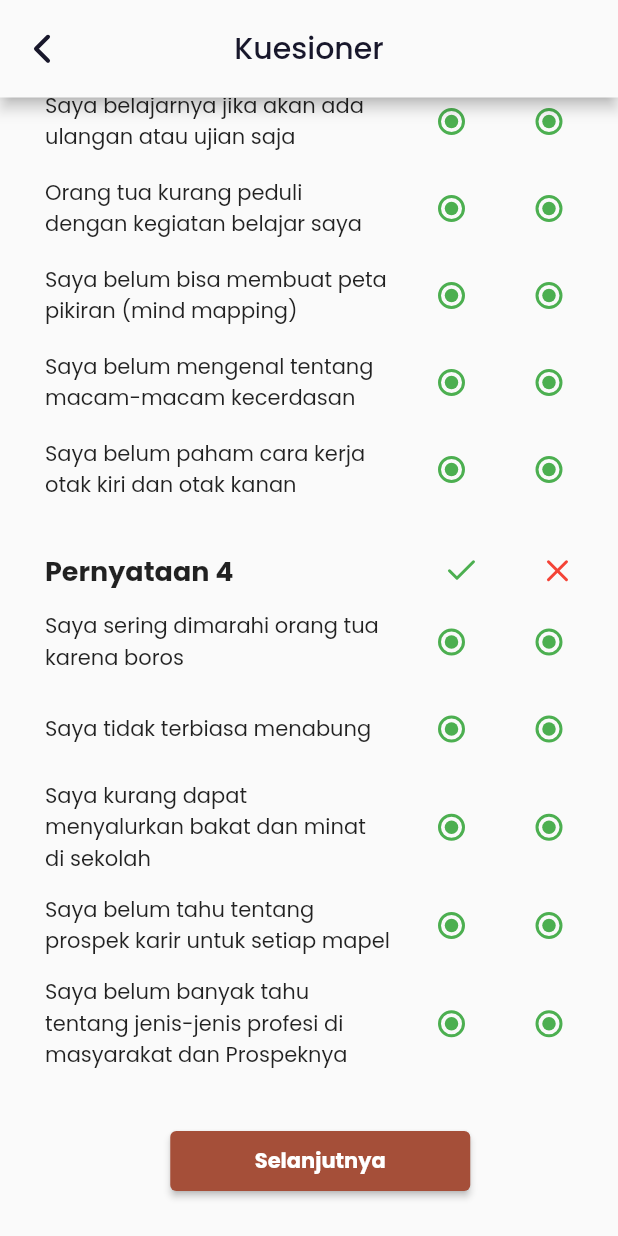
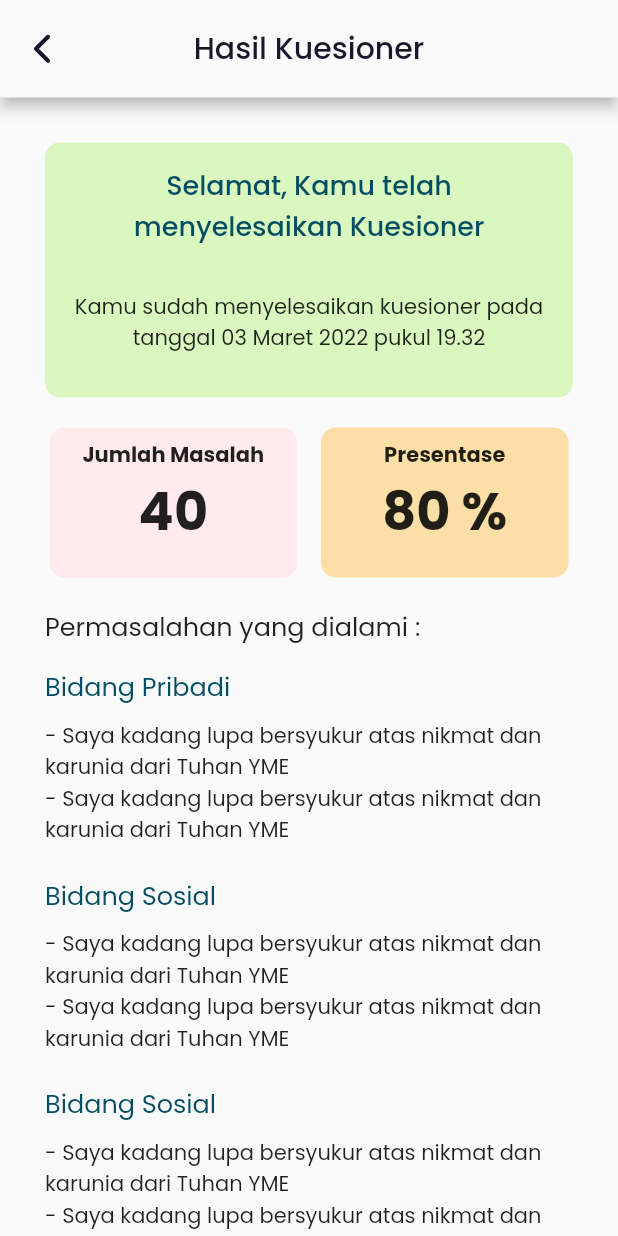
Before and after one commit to vikaatntr/konselingku, a Flutter app: the KuesionerView screen opened by its route, scrolled down 2845 dp, after a tap on "Selanjutnya", on a phone screen of 412 x 824 dp. Run offline on Flutter 3.47's test engine with Material 2 defaults, Android fonts, the phone set to English and light mode, and no system bars; our stand-ins replace cloud_firestore, firebase_auth, firebase_core, flutter_vector_icons, get, google_fonts; accounts and stored records are empty.

Commit message:
tambah page hasil kuesioner

```diff
--- a/lib/app/constant/colors.dart
+++ b/lib/app/constant/colors.dart
@@ -8,8 +8,11 @@ class AppColors {
   static const blue = Color(0xFF3961B2);
   static const red = Color(0XFFFF0000);
   static const yellow = Color(0XFFFDE698);
+  static const kYellow = Color(0XFFFBDFA6);
   static const kBlue = Color(0XFFBEE7FD);
+  static const darkBlue = Color(0XFF034E62);
   static const green = Color(0XFFC5FFCF);
+  static const kGreen = Color(0XFFDAF7BF);
   static const purple = Color(0XFFEDD7FE);
   static const kRed = Color(0XFFFFEAEE);
   static const pink = Color(0XFFF5BAC6);
--- /dev/null
+++ b/lib/app/modules/kuesioner/views/hasil_kuesioner.dart
@@ -0,0 +1,271 @@
+import 'package:flutter/material.dart';
+import 'package:get/get.dart';
+import 'package:google_fonts/google_fonts.dart';
+import 'package:konselingku/app/constant/colors.dart';
+import 'package:konselingku/app/widget/general/app_bar.dart';
+
+class hasilKuesioner extends StatelessWidget {
+  @override
+  Widget build(BuildContext context) {
+    return Scaffold(
+      appBar: appBar(title: 'Hasil Kuesioner'),
+      body: _body(),
+    );
+  }
+
+  Widget _body() {
+    return SingleChildScrollView(
+      padding: const EdgeInsets.fromLTRB(30, 30, 30, 30),
+      child: Form(
+          child: Column(
+        crossAxisAlignment: CrossAxisAlignment.start,
+        children: [
+          _contentBox1(),
+          SizedBox(height: 20),
+          _contentBox2(),
+          SizedBox(height: 20),
+          _subtitle(),
+          SizedBox(height: 15),
+          _title1(),
+          SizedBox(height: 10),
+          _content1(),
+          SizedBox(height: 20),
+          _title2(),
+          SizedBox(height: 10),
+          _content2(),
+          SizedBox(height: 20),
+          _title3(),
+          SizedBox(height: 10),
+          _content3(),
+          SizedBox(height: 20),
+          _title4(),
+          SizedBox(height: 10),
+          _content4(),
+        ],
+      )),
+    );
+  }
+
+  Widget _contentBox1() {
+    return Container(
+      width: Get.width,
+      height: 170,
+      decoration: BoxDecoration(
+          shape: BoxShape.rectangle,
+          color: AppColors.kGreen,
+          borderRadius: BorderRadius.all(Radius.circular(10))),
+      child: Column(
+        // crossAxisAlignment: CrossAxisAlignment.center,
+        children: [
+          Padding(
+            padding: const EdgeInsets.all(15),
+            child: Container(
+              child: Text(
+                "Selamat, Kamu telah menyelesaikan Kuesioner",
+                style: GoogleFonts.poppins(
+                    fontSize: 18,
+                    fontWeight: FontWeight.w500,
+                    color: AppColors.darkBlue),
+                textAlign: TextAlign.center,
+              ),
+            ),
+          ),
+          Padding(
+            padding: const EdgeInsets.all(15),
+            child: Container(
+              child: Text(
+                "Kamu sudah menyelesaikan kuesioner pada tanggal 03 Maret 2022 pukul 19.32",
+                style: GoogleFonts.poppins(),
+                textAlign: TextAlign.center,
+              ),
+            ),
+          ),
+        ],
+      ),
+    );
+  }
+
+  Widget _contentBox2() {
+    return Row(
+      mainAxisAlignment: MainAxisAlignment.spaceEvenly,
+      children: [
+        Container(
+          width: 165,
+          height: 100,
+          decoration: BoxDecoration(
+              shape: BoxShape.rectangle,
+              color: AppColors.kRed,
+              borderRadius: BorderRadius.all(Radius.circular(10))),
+          child: Column(
+            children: [
+              Padding(
+                padding: const EdgeInsets.only(top: 8, right: 8, left: 8),
+                child: Container(
+                  child: Text(
+                    "Jumlah Masalah",
+                    style: GoogleFonts.poppins(fontWeight: FontWeight.bold),
+                  ),
+                ),
+              ),
+              Container(
+                child: Text(
+                  "40",
+                  style: GoogleFonts.poppins(
+                      fontWeight: FontWeight.bold, fontSize: 35),
+                ),
+              ),
+            ],
+          ),
+        ),
+        SizedBox(
+          width: 10,
+        ),
+        Container(
+          width: 165,
+          height: 100,
+          decoration: BoxDecoration(
+              shape: BoxShape.rectangle,
+              color: AppColors.kYellow,
+              borderRadius: BorderRadius.all(Radius.circular(10))),
+          child: Column(
+            children: [
+              Padding(
+                padding: const EdgeInsets.only(top: 8, right: 8, left: 8),
+                child: Container(
+                  child: Text(
+                    "Presentase",
+                    style: GoogleFonts.poppins(fontWeight: FontWeight.bold),
+                  ),
+                ),
+              ),
+              Container(
+                child: Text(
+                  "80 %",
+                  style: GoogleFonts.poppins(
+                      fontWeight: FontWeight.bold, fontSize: 35),
+                ),
+              ),
+            ],
+          ),
+        ),
+      ],
+    );
+  }
+
+  Widget _subtitle() {
+    return Container(
+      child: Text(
+        "Permasalahan yang dialami : ",
+        style: GoogleFonts.poppins(fontSize: 17),
+      ),
+    );
+  }
+
+  Widget _title1() {
+    return Container(
+      child: Text(
+        "Bidang Pribadi",
+        style: GoogleFonts.poppins(fontSize: 17, color: AppColors.darkBlue),
+      ),
+    );
+  }
+
+  Widget _content1() {
+    return Container(
+      child: Column(
+        crossAxisAlignment: CrossAxisAlignment.start,
+        children: [
+          Text(
+            "- Saya kadang lupa bersyukur atas nikmat dan karunia dari Tuhan YME",
+            style: GoogleFonts.poppins(),
+          ),
+          Text(
+            "- Saya kadang lupa bersyukur atas nikmat dan karunia dari Tuhan YME",
+            style: GoogleFonts.poppins(),
+          ),
+        ],
+      ),
+    );
+  }
+
+  Widget _title2() {
+    return Container(
+      child: Text(
+        "Bidang Sosial",
+        style: GoogleFonts.poppins(fontSize: 17, color: AppColors.darkBlue),
+      ),
+    );
+  }
+
+  Widget _content2() {
+    return Container(
+      child: Column(
+        crossAxisAlignment: CrossAxisAlignment.start,
+        children: [
+          Text(
+            "- Saya kadang lupa bersyukur atas nikmat dan karunia dari Tuhan YME",
+            style: GoogleFonts.poppins(),
+          ),
+          Text(
+            "- Saya kadang lupa bersyukur atas nikmat dan karunia dari Tuhan YME",
+            style: GoogleFonts.poppins(),
+          ),
+        ],
+      ),
+    );
+  }
+
+  Widget _title3() {
+    return Container(
+      child: Text(
+        "Bidang Sosial",
+        style: GoogleFonts.poppins(fontSize: 17, color: AppColors.darkBlue),
+      ),
+    );
+  }
+
+  Widget _content3() {
+    return Container(
+      child: Column(
+        crossAxisAlignment: CrossAxisAlignment.start,
+        children: [
+          Text(
+            "- Saya kadang lupa bersyukur atas nikmat dan karunia dari Tuhan YME",
+            style: GoogleFonts.poppins(),
+          ),
+          Text(
+            "- Saya kadang lupa bersyukur atas nikmat dan karunia dari Tuhan YME",
+            style: GoogleFonts.poppins(),
+          ),
+        ],
+      ),
+    );
+  }
+
+  Widget _title4() {
+    return Container(
+      child: Text(
+        "Bidang Pribadi",
+        style: GoogleFonts.poppins(fontSize: 17, color: AppColors.darkBlue),
+      ),
+    );
+  }
+
+  Widget _content4() {
+    return Container(
+      child: Column(
+        crossAxisAlignment: CrossAxisAlignment.start,
+        children: [
+          Text(
+            "- Saya kadang lupa bersyukur atas nikmat dan karunia dari Tuhan YME",
+            style: GoogleFonts.poppins(),
+          ),
+          Text(
+            "- Saya kadang lupa bersyukur atas nikmat dan karunia dari Tuhan YME",
+            style: GoogleFonts.poppins(),
+          ),
+        ],
+      ),
+    );
+  }
+}
--- a/lib/app/modules/kuesioner/views/kuesioner_view.dart
+++ b/lib/app/modules/kuesioner/views/kuesioner_view.dart
@@ -6,6 +6,7 @@ import 'package:flutter_vector_icons/flutter_vector_icons.dart';
 import 'package:get/get.dart';
 import 'package:google_fonts/google_fonts.dart';
 import 'package:konselingku/app/constant/colors.dart';
+import 'package:konselingku/app/modules/kuesioner/views/hasil_kuesioner.dart';
 import 'package:konselingku/app/widget/general/app_bar.dart';
 
 import '../controllers/kuesioner_controller.dart';
@@ -1871,7 +1872,9 @@ class KuesionerView extends GetView<KuesionerController> {
           width: 200,
           height: 40,
           child: ElevatedButton(
-            onPressed: () {},
+            onPressed: () {
+              Get.to(hasilKuesioner());
+            },
             child: Text(
               "Selanjutnya",
               style: GoogleFonts.poppins(fontWeight: FontWeight.bold),
```
